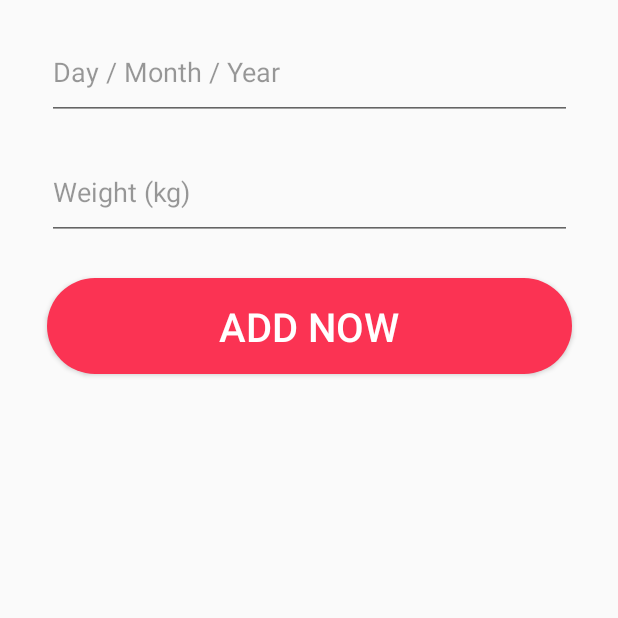
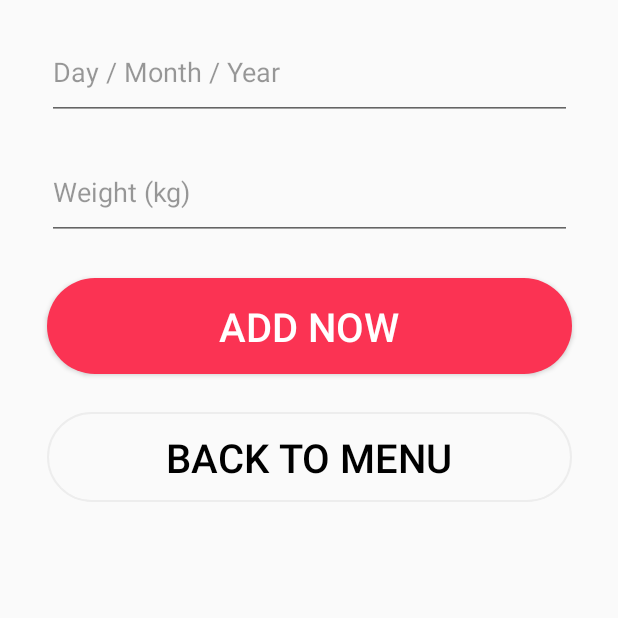
Before and after one commit to javascript5/Healthy-Mobile-Application, an Android app: the fragment WeightForm placed in its activity, on a phone screen of 412 x 824 dp, the top half of it. Run offline under Robolectric (Android 15) with nearby library versions, the phone set to English and light mode, and no system bars; our stand-ins replace Firebase (no records; nobody signed in at launch, a user with empty details on screens opened directly).

Commit message:
Add Back to menu button |BMI , Weight Form

```diff
--- a/app/src/main/java/com/pleng/healthy/healthy/RegisterFragment.java
+++ b/app/src/main/java/com/pleng/healthy/healthy/RegisterFragment.java
@@ -31,7 +31,7 @@ public class RegisterFragment extends Fragment{
     }
 
     boolean checkPassword(String passwrod, String rePassword){
-        if(passwrod.length() > 6){
+        if(passwrod.length() >= 6){
             if(passwrod.equals(rePassword)) {
                 return true;
             }else{
--- a/app/src/main/java/com/pleng/healthy/healthy/Weight/WeightForm.java
+++ b/app/src/main/java/com/pleng/healthy/healthy/Weight/WeightForm.java
@@ -20,6 +20,7 @@ import com.google.android.gms.tasks.OnSuccessListener;
 import com.google.firebase.auth.FirebaseAuth;
 import com.google.firebase.auth.FirebaseUser;
 import com.google.firebase.firestore.FirebaseFirestore;
+import com.pleng.healthy.healthy.MenuFragment;
 import com.pleng.healthy.healthy.R;
 
 import java.util.ArrayList;
@@ -59,7 +60,14 @@ public class WeightForm extends Fragment {
         });
 
 
+        Button backBtn = (Button)getView().findViewById(R.id.weightform_back_to_menu_button);
+        backBtn.setOnClickListener(new View.OnClickListener() {
+            @Override
+            public void onClick(View v) {
+                getActivity().getSupportFragmentManager().beginTransaction().replace(R.id.main_view, new MenuFragment()).addToBackStack(null).commit();
 
+            }
+        });
 
         Button saveWeightButton = (Button) getView().findViewById(R.id.save_weight_form);
         uid = currentFirebaseUser.getUid().toString();
--- a/app/src/main/res/layout/fragment_login.xml
+++ b/app/src/main/res/layout/fragment_login.xml
@@ -59,7 +59,6 @@
         android:layout_height="60dp"
         android:layout_marginTop="25dp"
         android:background="@drawable/secondbutton"
-
         android:textColor="@color/TextColor"
         android:textSize="40px"
         app:layout_constraintEnd_toEndOf="parent"
--- a/app/src/main/res/layout/weight_form.xml
+++ b/app/src/main/res/layout/weight_form.xml
@@ -48,4 +48,17 @@
         app:layout_constraintEnd_toEndOf="parent"
         app:layout_constraintStart_toStartOf="parent"
         app:layout_constraintTop_toBottomOf="@+id/weight_for_weight_page" />
+
+    <Button
+        android:id="@+id/weightform_back_to_menu_button"
+        android:layout_width="350dp"
+        android:layout_height="60dp"
+        android:layout_marginTop="25dp"
+        android:background="@drawable/secondbutton"
+        android:text="Back to menu"
+        android:textColor="@color/TextColor"
+        android:textSize="40px"
+        app:layout_constraintEnd_toEndOf="parent"
+        app:layout_constraintStart_toStartOf="parent"
+        app:layout_constraintTop_toBottomOf="@+id/save_weight_form" />
 </android.support.constraint.ConstraintLayout>
```
Also changed, not shown: app/src/main/java/com/pleng/healthy/healthy/BMIFragment.java (+7 -0 lines), app/src/main/res/layout/fragment_bmi.xml (+9 -0 lines), app/src/main/res/layout/fragment_weight.xml (+8 -2 lines), 3 other files.
